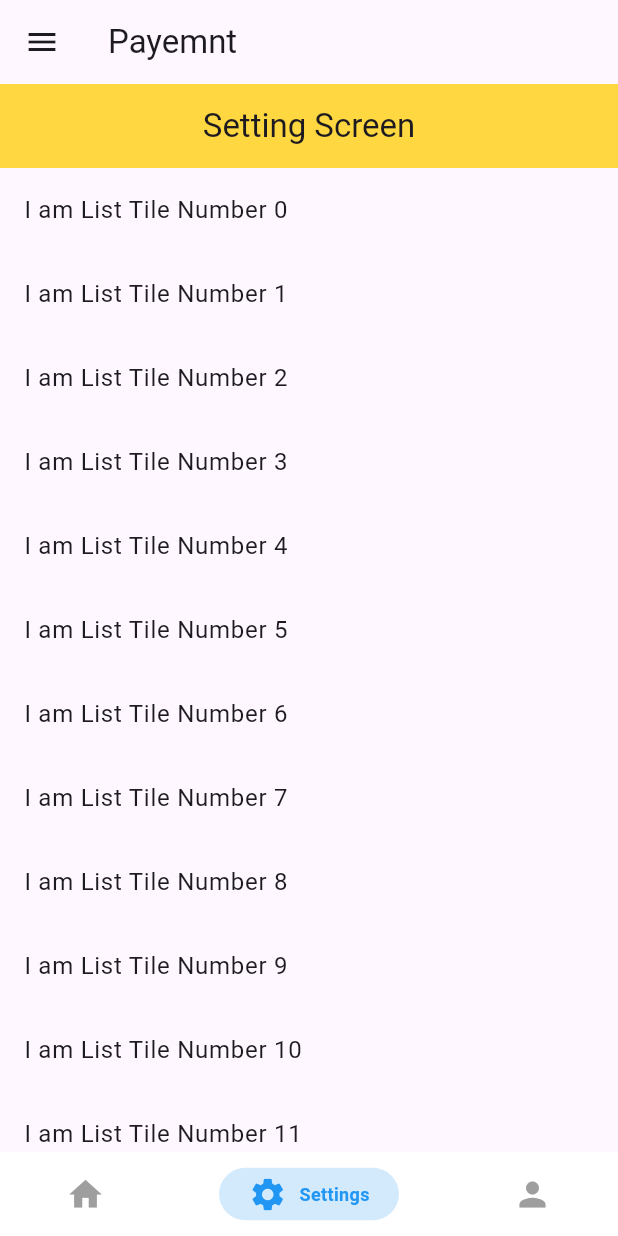
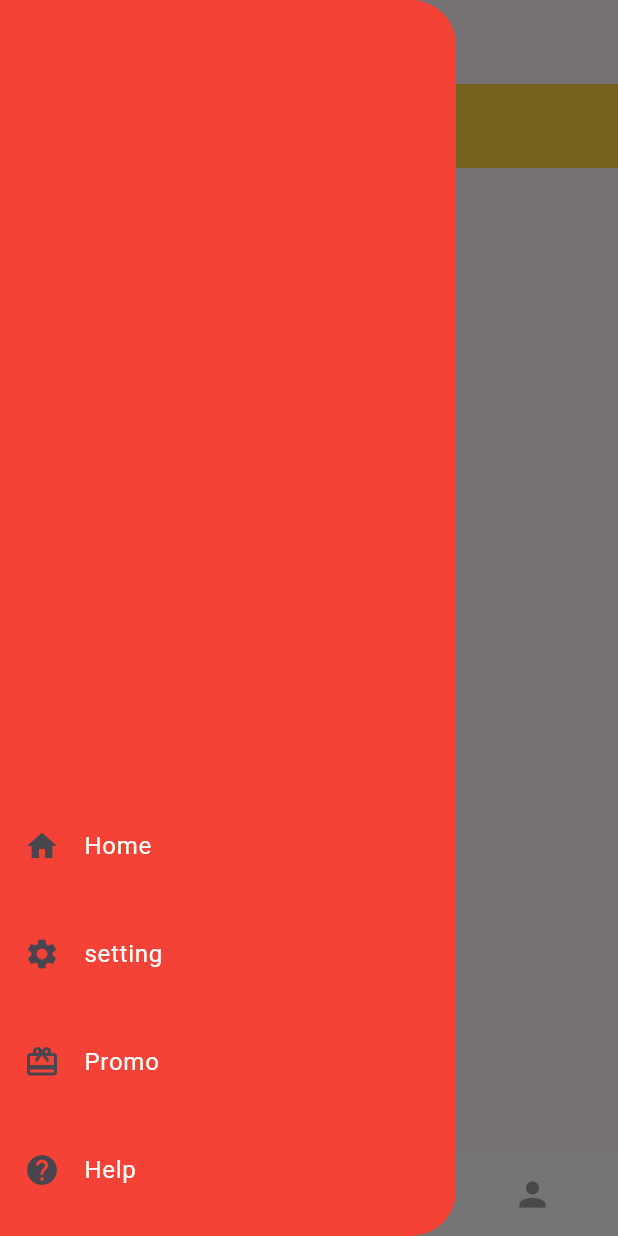
Before and after one commit to 1shabbirhussain/Persistent-Navbar-Drawer, a Flutter app: the screen it shows after launch, item 2 of the bottom bar chosen, with the side drawer open (before the commit the screen has no drawer), on a phone screen of 412 x 824 dp. Run offline on Flutter 3.47's test engine with Material 3 defaults, Android fonts, the light colour scheme and no system bars; drawn by our look-alikes of flutter_zoom_drawer, persistent_bottom_nav_bar_v2; our stand-ins replace get.

Commit message:
Finalize Persistant navbar and drawer

```diff
--- a/lib/drawer-screens/helpScreen.dart
+++ b/lib/drawer-screens/helpScreen.dart
@@ -1,5 +1,7 @@
 import 'package:flutter/material.dart';
 import 'package:flutter_zoom_drawer/flutter_zoom_drawer.dart';
+
+import '../myDrawerWidget.dart';
 
 class HelpScreen extends StatelessWidget {
   const HelpScreen({ Key? key }) : super(key: key);
@@ -11,9 +13,11 @@ class HelpScreen extends StatelessWidget {
       appBar: AppBar(
         backgroundColor: Colors.cyan,
         title:Text("Help"),
-        leading: IconButton(icon: Icon(Icons.menu),onPressed: () => ZoomDrawer.of(context)!.toggle(),
-        ),
+        // leading: IconButton(icon: Icon(Icons.menu),onPressed: () => ZoomDrawer.of(context)!.toggle(),
+        // ),
       ),
+        drawer: NavigationDrawerWidget(),
+
 
     );
   }
--- a/lib/drawer-screens/menuItemClass.dart
+++ /dev/null
@@ -1,9 +0,0 @@
-import 'package:flutter/material.dart';
-
-class MenuItem {
-  final String title;
-  final IconData icon;
-
-  const MenuItem(this.title, this.icon);
-
-}
--- a/lib/drawer-screens/paymentPage.dart
+++ b/lib/drawer-screens/paymentPage.dart
@@ -1,5 +1,7 @@
 import 'package:flutter/material.dart';
 import 'package:flutter_zoom_drawer/flutter_zoom_drawer.dart';
+
+import '../myDrawerWidget.dart';
 
 class PaymentPage extends StatelessWidget {
   const PaymentPage({ Key? key }) : super(key: key);
@@ -10,9 +12,11 @@ class PaymentPage extends StatelessWidget {
 
       appBar: AppBar(
         title:Text("Payemnt"),
-        leading: IconButton(icon: Icon(Icons.menu),onPressed: () => ZoomDrawer.of(context)!.toggle(),
-        ),
+        // leading: IconButton(icon: Icon(Icons.menu),onPressed: () => ZoomDrawer.of(context)!.toggle(),
+        // ),
       ),
+              drawer: NavigationDrawerWidget(),
+
 
     );
   }
--- a/lib/drawer-screens/promoPage.dart
+++ b/lib/drawer-screens/promoPage.dart
@@ -1,5 +1,7 @@
 import 'package:flutter/material.dart';
 import 'package:flutter_zoom_drawer/flutter_zoom_drawer.dart';
+
+import '../myDrawerWidget.dart';
 
 class PromoPage extends StatelessWidget {
   const PromoPage({Key? key}) : super(key: key);
@@ -10,11 +12,13 @@ class PromoPage extends StatelessWidget {
       appBar: AppBar(
         backgroundColor: Colors.red,
         title: Text("Promo"),
-        leading: IconButton(
-          icon: Icon(Icons.menu),
-          onPressed: () => ZoomDrawer.of(context)!.toggle(),
-        ),
+        // leading: IconButton(
+        //   icon: Icon(Icons.menu),
+        //   onPressed: () => ZoomDrawer.of(context)!.toggle(),
+        // ),
       ),
+              drawer: NavigationDrawerWidget(),
+
     );
   }
 }
--- a/lib/drawer.dart
+++ b/lib/drawer.dart
@@ -4,10 +4,10 @@ import 'package:flutter_zoom_drawer/flutter_zoom_drawer.dart';
 
 import 'drawer-screens/helpScreen.dart';
 import 'drawer-screens/menu-screen.dart';
-import 'drawer-screens/menuItemClass.dart';
+
 import 'drawer-screens/paymentPage.dart';
 import 'drawer-screens/promoPage.dart';
-import 'navbar-screens/main-screen.dart';
+import 'main-screen.dart';
 
 class MyDrawer extends StatefulWidget {
   const MyDrawer({Key? key}) : super(key: key);
@@ -50,20 +50,20 @@ class _MyDrawerState extends State<MyDrawer> {
   // ===============ACTION ON MENU ITEMS OF DRAWER ========================
   Widget getScreen() {
     switch (currentItem) {
-      case MenuItems.home:
-        return MainScreen(
-          home: true,
-          key: UniqueKey(),
-        );
+      // case MenuItems.home:
+      //   return MainScreen(
+      //     home: true,
+      //     key: UniqueKey(),
+      //   );
 
       case MenuItems.promo:
         return PromoPage();
 
-      case MenuItems.settings:
-        return MainScreen(
-          setting: true,
-          key: UniqueKey(),
-        );
+      // case MenuItems.settings:
+      //   return MainScreen(
+      //     setting: true,
+      //     key: UniqueKey(),
+      //   );
 
       case MenuItems.help:
         return HelpScreen();
@@ -73,3 +73,11 @@ class _MyDrawerState extends State<MyDrawer> {
     }
   }
 }
+
+class MenuItem {
+  final String title;
+  final IconData icon;
+
+  const MenuItem(this.title, this.icon);
+
+}
--- /dev/null
+++ b/lib/main-screen-controller.dart
@@ -0,0 +1,17 @@
+import 'package:get/get.dart';
+import 'package:persistent_bottom_nav_bar_v2/persistent-tab-view.dart';
+
+class MainScreenController extends GetxController {
+
+   final controller = PersistentTabController(initialIndex: 0);
+
+  // Observable variable to track the selected tab index
+  var selectedIndex = 0.obs;
+
+  void goToTabHome(int index) {
+    controller.jumpToTab(0);
+  }
+   void goToTabSetting(int index) {
+    controller.jumpToTab(1);
+  }
+}
--- /dev/null
+++ b/lib/main-screen.dart
@@ -0,0 +1,168 @@
+// import 'package:asdfg/myDrawerWidget.dart';
+// import 'package:asdfg/navbar-screens/profile-screen.dart';
+// import 'package:asdfg/navbar-screens/setting-screen.dart';
+// import 'package:flutter/material.dart';
+// import 'package:flutter_zoom_drawer/config.dart';
+// import 'package:flutter_zoom_drawer/flutter_zoom_drawer.dart';
+// import 'package:persistent_bottom_nav_bar_v2/persistent-tab-view.dart';
+// import 'navbar-screens/home-screen.dart';
+
+// class MainScreen extends StatefulWidget {
+//   const MainScreen({key, this.zoomDrawerController, this.setting, this.home});
+//   //COTROLLER OF DRAWER PACKAGE
+//   final ZoomDrawerController? zoomDrawerController;
+//   final bool? setting;
+//   final bool? home;
+
+//   @override
+//   State<MainScreen> createState() => _MainScreenState();
+// }
+
+// class _MainScreenState extends State<MainScreen> {
+//   @override
+//   void initState() {
+//     super.initState();
+//     goToSettingsTab();
+//   }
+
+//   //CONTROLLER OF PERSISTENT NAVBAR PACKAGE
+//   final _controller = PersistentTabController(initialIndex: 0);
+
+//   void goToSettingsTab() {
+//     if (widget.home == true) {
+//       setState(() {
+//         _controller.jumpToTab(0); // Switch to Settings tab
+//       });
+//     } else if (widget.setting == true) {
+//       setState(() {
+//         _controller.jumpToTab(1); // Switch to Settings tab
+//       });
+//     }
+//   }
+
+// // ===============================THESE ARE CHILD SCREENS OF NAVBAR=======================
+//   List<Widget> screens() {
+//     return [
+//       HomeScreen(goToSettings: goToSettingsTab),
+//       const SettingScreen(),
+//       const ProfileScreen(),
+//     ];
+//   }
+
+//   // ============================THIS IS BOTTOM NAVBAR APPEARENCE ICONS AND NAMES=====================
+//   List<PersistentBottomNavBarItem> navBarItems() {
+//     return [
+//       PersistentBottomNavBarItem(
+//         icon: Icon(Icons.home),
+//         title: "Home",
+//         activeColorPrimary: Colors.blue,
+//         inactiveColorPrimary: Colors.grey,
+//       ),
+//       PersistentBottomNavBarItem(
+//         icon: Icon(Icons.settings),
+//         title: "Settings",
+//         activeColorPrimary: Colors.blue,
+//         inactiveColorPrimary: Colors.grey,
+//       ),
+//       PersistentBottomNavBarItem(
+//         icon: Icon(Icons.person),
+//         title: "Profile",
+//         activeColorPrimary: Colors.blue,
+//         inactiveColorPrimary: Colors.grey,
+//       ),
+//     ];
+//   }
+
+//   //==========================NAVBAR , APPBAR AND DRAWER BODY===============================
+//   @override
+//   Widget build(BuildContext context) {
+//     return Scaffold(
+//         body: PersistentTabView(
+//           context,
+//           screens: screens(),
+//           items: navBarItems(),
+//           controller: _controller,
+//           navBarStyle: NavBarStyle.style1,
+//           popAllScreensOnTapOfSelectedTab: true,
+//         ),
+//         //APPBAR WITH DRAWER
+//         appBar: AppBar(
+//           title: Text("Payemnt"),
+//           // leading: IconButton(
+//           //   icon: Icon(Icons.menu),
+//           //   onPressed: () => ZoomDrawer.of(context)!.toggle(),
+//           // ),
+//         ),
+//         drawer: NavigationDrawerWidget());
+//   }
+// }
+import 'package:asdfg/myDrawerWidget.dart';
+import 'package:asdfg/navbar-screens/profile-screen.dart';
+import 'package:asdfg/navbar-screens/setting-screen.dart';
+import 'package:flutter/material.dart';
+import 'package:flutter_zoom_drawer/flutter_zoom_drawer.dart';
+import 'package:persistent_bottom_nav_bar_v2/persistent-tab-view.dart';
+import 'package:get/get.dart';
+
+import 'main-screen-controller.dart';
+import 'navbar-screens/home-screen.dart';
+
+
+class MainScreen extends StatelessWidget {
+  final MainScreenController controller = Get.put(MainScreenController());
+
+  @override
+  Widget build(BuildContext context) {
+    return Scaffold(
+      appBar: AppBar(
+        title: Text("Payment"),
+      ),
+      body: SafeArea(
+        child: GetBuilder<MainScreenController>(
+          builder: (controller) => PersistentTabView(
+            context,
+            screens: _screens(),
+            items: _navBarItems(),
+            controller: controller.controller,
+            navBarStyle: NavBarStyle.style1,
+            popAllScreensOnTapOfSelectedTab: true,
+          ),
+        ),
+      ),
+      drawer: NavigationDrawerWidget(),
+    );
+  }
+
+  // ===============================THESE ARE CHILD SCREENS OF NAVBAR=======================
+  List<Widget> _screens() {
+    return [
+      HomeScreen(),
+      SettingScreen(),
+      ProfileScreen(),
+    ];
+  }
+
+  // ============================THIS IS BOTTOM NAVBAR APPEARENCE ICONS AND NAMES=====================
+  List<PersistentBottomNavBarItem> _navBarItems() {
+    return [
+      PersistentBottomNavBarItem(
+        icon: Icon(Icons.home),
+        title: "Home",
+        activeColorPrimary: Colors.blue,
+        inactiveColorPrimary: Colors.grey,
+      ),
+      PersistentBottomNavBarItem(
+        icon: Icon(Icons.settings),
+        title: "Settings",
+        activeColorPrimary: Colors.blue,
+        inactiveColorPrimary: Colors.grey,
+      ),
+      PersistentBottomNavBarItem(
+        icon: Icon(Icons.person),
+        title: "Profile",
+        activeColorPrimary: Colors.blue,
+        inactiveColorPrimary: Colors.grey,
+      ),
+    ];
+  }
+}
--- a/lib/main.dart
+++ b/lib/main.dart
@@ -1,4 +1,5 @@
 import 'package:asdfg/drawer.dart';
+import 'package:asdfg/main-screen.dart';
 import 'package:asdfg/snackbar.dart';
 import 'package:flutter/material.dart';
 import 'package:get/get.dart';
@@ -19,7 +20,7 @@ class MyApp extends StatelessWidget {
       debugShowCheckedModeBanner: false,
       // home: GetxSnackBar(),
       // home: MainScreen(),
-      home: MyDrawer(),
+      home: MainScreen(),
       // home: Navbar(),
       // home: MyHomePage(),
     );
--- /dev/null
+++ b/lib/myDrawerWidget.dart
@@ -0,0 +1,110 @@
+import 'package:asdfg/drawer-screens/helpScreen.dart';
+import 'package:flutter/material.dart';
+import 'package:get/get.dart';
+
+import 'drawer-screens/promoPage.dart';
+import 'main-screen-controller.dart';
+import 'main-screen.dart';
+
+class NavigationDrawerWidget extends StatelessWidget {
+  NavigationDrawerWidget({Key? key}) : super(key: key);
+
+  final MainScreenController controller = Get.find<MainScreenController>();
+  final padding = EdgeInsets.symmetric(horizontal: 20);
+
+  @override
+  Widget build(BuildContext context) {
+    return Drawer(
+      backgroundColor: Colors.transparent,
+      elevation: 50,
+      child: Material(
+        borderRadius: BorderRadius.horizontal(right: Radius.circular(30)),
+        color: Colors.red,
+        child: Column(
+          // padding: padding,
+          children: [
+            Spacer(),
+            // SizedBox(
+            //   height: 100,
+            // ),
+            buildMenuItem(
+              text: "Home",
+              icon: Icons.home,
+              OnCliked: () => selectedItem(context, 0),
+            ),
+            SizedBox(
+              height: 16,
+            ),
+            buildMenuItem(
+              text: "setting",
+              icon: Icons.settings,
+              OnCliked: () => selectedItem(context, 1),
+            ),
+            SizedBox(
+              height: 16,
+            ),
+            buildMenuItem(
+              text: "Promo",
+              icon: Icons.card_giftcard_outlined,
+              OnCliked: () => selectedItem(context, 2),
+            ),
+            SizedBox(
+              height: 16,
+            ),
+            buildMenuItem(
+              text: "Help",
+              icon: Icons.help,
+              OnCliked: () => selectedItem(context, 3),
+            ),
+            SizedBox(
+              height: 16,
+            ),
+          ],
+        ),
+      ),
+    );
+  }
+
+  Widget buildMenuItem(
+      {required String text, required IconData icon, VoidCallback? OnCliked}) {
+    final color = Colors.white;
+    final hoverColor = Colors.white60;
+
+    return ListTile(
+      leading: Icon(icon),
+      title: Text(
+        text,
+        style: TextStyle(color: color),
+      ),
+      hoverColor: hoverColor,
+      onTap: () {
+        OnCliked?.call();
+      },
+    );
+  }
+
+  selectedItem(BuildContext context, int index) {
+    Get.back();
+    switch (index) {
+      case 0:
+      // Get.off(MainScreen(
+      //   home: true,
+      //   key: UniqueKey(),
+      // ));
+      controller.goToTabHome(index);
+      break;
+
+      case 1:
+      controller.goToTabSetting(index);
+        break;
+
+      case 2:
+        Get.to(PromoPage());
+        break;
+
+      case 3:
+        Get.to(HelpScreen());
+        break;
+    }
+  }
+}
--- a/lib/navbar-screens/main-screen.dart
+++ /dev/null
@@ -1,102 +0,0 @@
-// ignore_for_file: file_names, prefer_const_constructors
-
-import 'package:asdfg/navbar-screens/profile-screen.dart';
-import 'package:asdfg/navbar-screens/setting-screen.dart';
-import 'package:flutter/material.dart';
-import 'package:flutter_zoom_drawer/config.dart';
-import 'package:flutter_zoom_drawer/flutter_zoom_drawer.dart';
-import 'package:persistent_bottom_nav_bar_v2/persistent-tab-view.dart';
-
-import 'home-screen.dart';
-
-class MainScreen extends StatefulWidget {
-  const MainScreen({key, this.zoomDrawerController, this.setting, this.home});
-  //COTROLLER OF DRAWER PACKAGE
-  final ZoomDrawerController? zoomDrawerController;
-  final bool? setting;
-  final bool? home;
-
-  @override
-  State<MainScreen> createState() => _MainScreenState();
-}
-
-class _MainScreenState extends State<MainScreen> {
-  @override
-  void initState() {
-    super.initState();
-    if (widget.setting == true || widget.home == true) {
-      goToSettingsTab();
-    }
-  }
-
-  //CONTROLLER OF PERSISTENT NAVBAR PACKAGE
-  final _controller = PersistentTabController(initialIndex: 0);
-
-  void goToSettingsTab() {
-    if (widget.home == true) {
-      setState(() {
-        _controller.jumpToTab(0); // Switch to Settings tab
-      });
-    } else if (widget.setting == true) {
-      setState(() {
-        _controller.jumpToTab(1); // Switch to Settings tab
-      });
-    }
-  }
-
-// ===============================THESE ARE CHILD SCREENS OF NAVBAR=======================
-  List<Widget> screens() {
-    return [
-      HomeScreen(goToSettings: goToSettingsTab),
-      const SettingScreen(),
-      const ProfileScreen(),
-    ];
-  }
-
-  // ============================THIS IS BOTTOM NAVBAR APPEARENCE ICONS AND NAMES=====================
-  List<PersistentBottomNavBarItem> navBarItems() {
-    return [
-      PersistentBottomNavBarItem(
-        icon: Icon(Icons.home),
-        title: "Home",
-        activeColorPrimary: Colors.blue,
-        inactiveColorPrimary: Colors.grey,
-      ),
-      PersistentBottomNavBarItem(
-        icon: Icon(Icons.settings),
-        title: "Settings",
-        activeColorPrimary: Colors.blue,
-        inactiveColorPrimary: Colors.grey,
-      ),
-      PersistentBottomNavBarItem(
-        icon: Icon(Icons.person),
-        title: "Profile",
-        activeColorPrimary: Colors.blue,
-        inactiveColorPrimary: Colors.grey,
-      ),
-    ];
-  }
-
-  //==========================NAVBAR , APPBAR AND DRAWER BODY===============================
-  @override
-  Widget build(BuildContext context) {
-    return Scaffold(
-      body: PersistentTabView(
-        context,
-        screens: screens(),
-        items: navBarItems(),
-        controller: _controller,
-        navBarStyle: NavBarStyle.style1,
-        popAllScreensOnTapOfSelectedTab: true,
-      ),
-      //APPBAR WITH DRAWER
-      appBar: AppBar(
-        title: Text("Payemnt"),
-        leading: IconButton(
-          icon: Icon(Icons.menu),
-          onPressed: () => ZoomDrawer.of(context)!.toggle(),
-        ),
-      ),
-    );
-  }
-}
```
Also changed, not shown: lib/drawer-screens/menu-screen.dart (+12 -8 lines).
